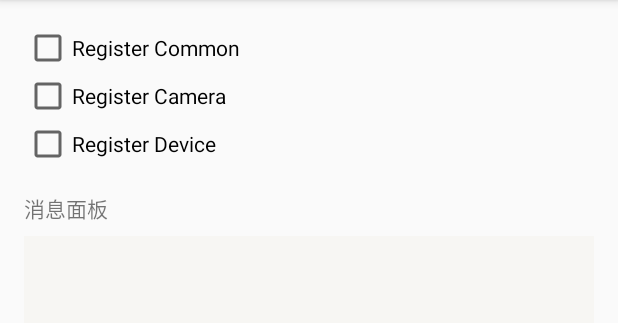
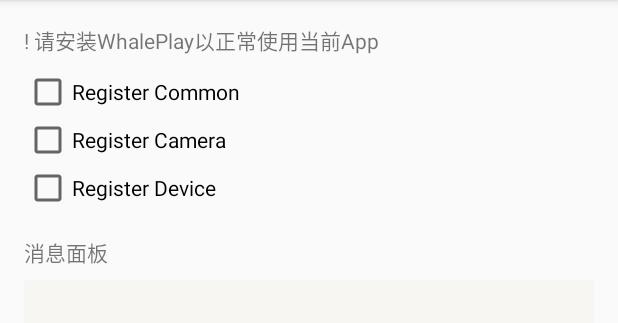
Before and after one commit to WhaleIm/WhalePlaySDK, an Android app: the screen it shows after launch (MainActivity), on a phone screen of 412 x 824 dp, the part 84-407 px from its top. Run offline under Robolectric (Android 15) with nearby library versions, the phone set to English and light mode, and no system bars.

Commit message:
intent使用前先判断

```diff
--- a/app/src/main/java/im/whale/whaleplaysdk/MainActivity.java
+++ b/app/src/main/java/im/whale/whaleplaysdk/MainActivity.java
@@ -6,6 +6,7 @@ import android.widget.CheckBox;
 import android.widget.CompoundButton;
 import android.widget.ScrollView;
 import android.widget.TextView;
+import android.widget.Toast;
 
 import java.util.Date;
 
@@ -14,7 +15,7 @@ import androidx.appcompat.app.AppCompatActivity;
 import im.whale.whaleplaysdk.message.MessageReceiver;
 
 /**
- * 该页面示范了如何注册 MessageReceiver 以获取传感器数据。
+ * 该页面示范了如何注册 MessageReceiver 以获取传感器数据; 如何通过Intent获取设备sn。
  * 您设备上必须安装有WhalePlay才行。
  * 如果没有硬件传感器，你可以使用 WhalePlay 右上角悬浮按钮「模拟」common 数据。
  * <p>
@@ -30,13 +31,14 @@ public class MainActivity extends AppCompatActivity {
     private MessageReceiver mCameraMessageReceiver;
     private MessageReceiver mDeviceMessageReceiver;
 
-    private TextView mMessageTv;
+    private TextView mInfoTv, mMessageTv;
     private CheckBox mCommonCheckBox, mCameraCheckBox, mDeviceCheckBox;
 
     @Override
     protected void onCreate(Bundle savedInstanceState) {
         super.onCreate(savedInstanceState);
         setContentView(R.layout.activity_main);
+        mInfoTv = findViewById(R.id.info_tv);
         mMessageTv = findViewById(R.id.message_tv);
         mCommonCheckBox = findViewById(R.id.common_check_box);
         mCameraCheckBox = findViewById(R.id.camera_check_box);
@@ -78,16 +80,22 @@ public class MainActivity extends AppCompatActivity {
 
         /*申请获取配置信息*/
         Intent intent = new Intent("im.whale.action.GET_CONFIG");
-        startActivityForResult(intent, REQUEST_SN); //REQUEST_SN为自定义int常数
+        if (intent.resolveActivity(getPackageManager()) == null) {
+            Toast.makeText(this, "请先安装 WhalePlay ", Toast.LENGTH_LONG).show();
+            mInfoTv.setText("! 请安装WhalePlay以正常使用当前App");
+        } else {
+            startActivityForResult(intent, REQUEST_SN); //REQUEST_SN为自定义int常数
+        }
     }
 
     @Override
     protected void onActivityResult(int requestCode, int resultCode, @Nullable Intent data) {
         if (requestCode == REQUEST_SN) {
             if (resultCode == RESULT_OK && data != null) {
+                /*获取到配置信息*/
                 String deviceSn = data.getStringExtra("device_sn"); //设备的sn号
-                String deviceId = data.getStringExtra("device_id"); //请求sn时发给服务的本机mac地址
-                String dataTopic = data.getStringExtra("data_topic"); // 接收mqtt数据的topic
+
+                mInfoTv.setText("Device SN: " + deviceSn);
             }
         }
         super.onActivityResult(requestCode, resultCode, data);
--- a/app/src/main/res/layout/activity_main.xml
+++ b/app/src/main/res/layout/activity_main.xml
@@ -1,6 +1,5 @@
 <?xml version="1.0" encoding="utf-8"?>
-<LinearLayout
-    xmlns:android="http://schemas.android.com/apk/res/android"
+<LinearLayout xmlns:android="http://schemas.android.com/apk/res/android"
     xmlns:tools="http://schemas.android.com/tools"
     android:layout_width="match_parent"
     android:layout_height="match_parent"
@@ -8,33 +7,37 @@
     android:padding="16dp"
     tools:context=".MainActivity">
 
+    <TextView
+        android:id="@+id/info_tv"
+        android:layout_width="match_parent"
+        android:layout_height="wrap_content"
+        android:layout_marginBottom="8dp"
+        android:text="Device SN: " />
+
     <CheckBox
         android:id="@+id/common_check_box"
         android:layout_width="wrap_content"
         android:layout_height="wrap_content"
-        android:text="Register Common"
-        />
+        android:text="Register Common" />
 
     <CheckBox
         android:id="@+id/camera_check_box"
         android:layout_width="wrap_content"
         android:layout_height="wrap_content"
-        android:text="Register Camera"
-        />
+        android:text="Register Camera" />
 
     <CheckBox
         android:id="@+id/device_check_box"
         android:layout_width="wrap_content"
         android:layout_height="wrap_content"
-        android:text="Register Device"
-        />
+        android:text="Register Device" />
 
     <TextView
         android:layout_width="wrap_content"
         android:layout_height="wrap_content"
         android:layout_marginTop="16dp"
         android:layout_marginBottom="8dp"
-        android:text="消息面板"/>
+        android:text="消息面板" />
 
     <ScrollView
         android:layout_width="match_parent"
@@ -45,7 +48,7 @@
         <TextView
             android:id="@+id/message_tv"
             android:layout_width="match_parent"
-            android:layout_height="wrap_content"/>
+            android:layout_height="wrap_content" />
 
     </ScrollView>
 
```
